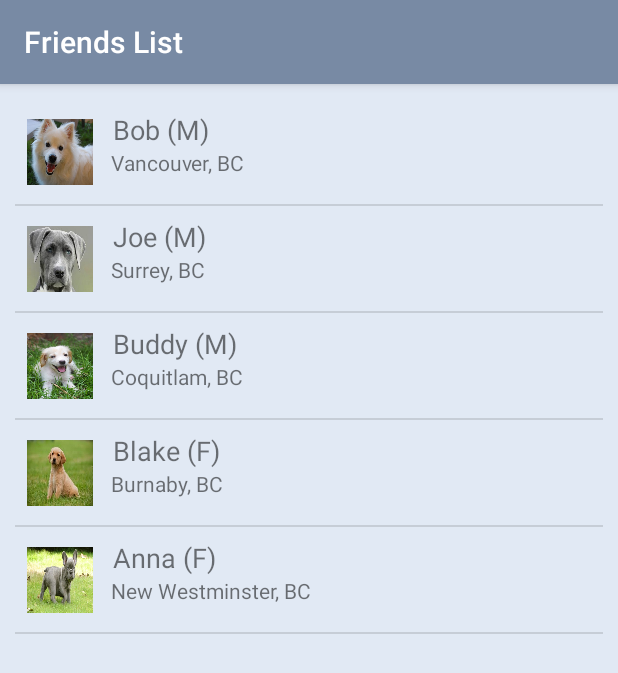
After one commit to danask/LetsBone, an Android app: the fragment UserListFragment shown on its own in the app's theme, on a phone screen of 412 x 824 dp. The commit adds this screen. Shown: the top 673 px of the screen. Run offline under Robolectric (Android 15) with nearby library versions, the phone set to English and light mode, and no system bars.

Commit message:
Added user list

```diff
--- /dev/null
+++ b/app/src/main/java/com/mobile/letsbone/ListCustomAdapter.java
@@ -0,0 +1,65 @@
+package com.mobile.letsbone;
+
+import android.view.LayoutInflater;
+import android.view.View;
+import android.view.ViewGroup;
+import android.widget.BaseAdapter;
+import android.widget.ImageView;
+import android.widget.TextView;
+
+
+import java.util.ArrayList;
+
+public class ListCustomAdapter extends BaseAdapter {
+
+    ArrayList<String> dataList = new ArrayList<>();
+    ArrayList<Integer> imageList = new ArrayList<>();
+    ArrayList<String> dataListDir = new ArrayList<>();
+
+    public ListCustomAdapter(ArrayList<String> anyDataList,
+                             ArrayList<Integer> anyImageList,
+                             ArrayList<String> anyDataListDir){
+        this.dataList = anyDataList;
+        this.imageList = anyImageList;
+        this.dataListDir = anyDataListDir;
+    }
+
+    @Override
+    public int getCount() {
+        return dataList.size();
+    }
+
+    @Override
+    public Object getItem(int position) {
+        return dataList.get(position);
+    }
+
+    @Override
+    public long getItemId(int position) {
+        return position;
+    }
+
+    @Override
+    public View getView(int position, View convertView, ViewGroup parent)
+    {
+        if(convertView == null)
+        {
+            LayoutInflater myInflater = LayoutInflater.from
+                    (parent.getContext());
+            convertView = myInflater.inflate(R.layout.user_list_layout_item, parent, false);
+        }
+
+        ImageView itemImageView = (ImageView)convertView.findViewById(R.id.imageViewItem);
+        itemImageView.setImageResource(imageList.get(position));
+
+        TextView itemTextView = (TextView)convertView.findViewById(R.id.textViewItem);
+        itemTextView.setText(dataList.get(position));
+//        if(dataList.get(position).equals())
+
+
+        TextView itemTextViewDir = (TextView)convertView.findViewById(R.id.textViewItemDir);
+        itemTextViewDir.setText(dataListDir.get(position));
+
+        return convertView;
+    }
+}
--- a/app/src/main/java/com/mobile/letsbone/MainActivity.java
+++ b/app/src/main/java/com/mobile/letsbone/MainActivity.java
@@ -166,7 +166,7 @@ public class MainActivity extends AppCompatActivity
                 fragment = new CardSwipe();
                 break;
             case R.id.nav_friendsList:
-                // TODO
+                fragment = new UserListFragment();
                 break;
             case R.id.nav_chat:
 //                fragment = new ChatMenuFragment();
--- /dev/null
+++ b/app/src/main/java/com/mobile/letsbone/UserListFragment.java
@@ -0,0 +1,166 @@
+package com.mobile.letsbone;
+
+import android.app.DatePickerDialog;
+import android.content.Context;
+import android.content.SharedPreferences;
+import android.net.Uri;
+import android.os.Bundle;
+//import android.app.Fragment;
+import android.support.v4.app.Fragment;
+import android.preference.PreferenceManager;
+import android.support.annotation.NonNull;
+import android.support.annotation.Nullable;
+import android.support.constraint.ConstraintLayout;
+import android.support.design.widget.BottomNavigationView;
+import android.support.v4.app.FragmentTransaction;
+import android.view.LayoutInflater;
+import android.view.MenuItem;
+import android.view.View;
+import android.view.ViewGroup;
+import android.widget.AdapterView;
+import android.widget.Button;
+import android.widget.DatePicker;
+import android.widget.FrameLayout;
+import android.widget.ImageButton;
+import android.widget.ListView;
+import android.widget.TextView;
+import android.widget.Toast;
+
+import java.text.SimpleDateFormat;
+import java.util.ArrayList;
+import java.util.Arrays;
+import java.util.Calendar;
+import java.util.Date;
+import java.util.Locale;
+
+public class UserListFragment extends Fragment {
+
+    private Context context;
+    private ListCustomAdapter adapter;
+    private ListView listView;
+
+    ConstraintLayout myLayout;
+    ArrayList<String> myList = new ArrayList<>(Arrays.asList(
+            "Bob (M)",
+            "Joe (M)",
+            "Buddy (M)",
+            "Blake (F)",
+            "Anna (F)"));
+    ArrayList<Integer> myImageList = new ArrayList<>(Arrays.asList(
+            R.drawable.dog1,
+            R.drawable.dog2,
+            R.drawable.dog3,
+            R.drawable.dog4,
+            R.drawable.dog5));
+
+    ArrayList<String> myDirList = new ArrayList<>(Arrays.asList(
+            "Vancouver, BC",
+            "Surrey, BC",
+            "Coquitlam, BC",
+            "Burnaby, BC",
+            "New Westminster, BC")
+    );
+
+    @Override
+    public void onAttach(Context context) {
+        super.onAttach(context);
+        this.context = context;
+    }
+
+    @Override
+    public void onViewCreated(@NonNull View view, @Nullable Bundle savedInstanceState) {
+        super.onViewCreated(view, savedInstanceState);
+
+        getActivity().setTitle("Friends List");
+
+
+//        loadListView(view);
+//        onClickEvent(view);
+    }
+
+
+    @Nullable
+    @Override
+    public View onCreateView(@NonNull LayoutInflater inflater, @Nullable ViewGroup container,
+                             @Nullable Bundle savedInstanceState) {
+        View view = inflater.inflate(R.layout.fragment_user_list, container, false);
+
+        listView = (ListView) view.findViewById(R.id.list_view);  // list on list fragment
+
+        adapter = new ListCustomAdapter(myList, myImageList, myDirList);
+        listView.setAdapter(adapter);
+
+
+        listView.setOnItemClickListener(new AdapterView.OnItemClickListener() {
+            @Override
+            public void onItemClick(AdapterView<?> parent, View view, int position, long id) {
+                Object listItem = listView.getItemAtPosition(position);
+
+                FragmentTransaction ft = getFragmentManager().beginTransaction();
+                ft.replace(R.id.content_main, new SocketFragment());
+                ft.commit();
+
+                //Toast.makeText(getActivity(), "selected chat "+position, Toast.LENGTH_SHORT).show();
+            }
+        });
+
+        return view;
+    }
+
+
+    private void loadListView(View view)
+    {
+        adapter = new ListCustomAdapter(myList, myImageList, myDirList);
+        listView.setAdapter(adapter);
+
+//        Button addButton = (Button)view.findViewById(R.id.addExpenseItemButton);
+//        ImageButton calButton = (ImageButton)view.findViewById(R.id.imageCalendarButton);
+//        final TextView textViewDate = (TextView)view.findViewById(R.id.textViewChosenDate);
+
+//        // Default date
+//        String formattedDate = new SimpleDateFormat("MM/dd/yyyy", Locale.getDefault()).format(new Date());
+//        textViewDate.setText(formattedDate);
+//        date = formattedDate;
+
+        // Calendar event
+//        calButton.setOnClickListener(new View.OnClickListener() {
+//            @Override
+//            public void onClick(View v) {
+//
+//                Calendar c = Calendar.getInstance();
+//                int year = c.get(Calendar.YEAR);
+//                int month = c.get(Calendar.MONTH);
+//                int day = c.get(Calendar.DAY_OF_MONTH);
+//
+//                datePickerDialog = new DatePickerDialog(getActivity(),
+//
+//                        new DatePickerDialog.OnDateSetListener() {
+//                            @Override
+//                            public void onDateSet(DatePicker view, int year, int month, int dayOfMonth) {
+////                                Toast.makeText(getActivity(), dayOfMonth +"", Toast.LENGTH_SHORT).show();
+//                                String tempDate = ((month < 9)? "0"+(month+1): month+1) + "/" + ((dayOfMonth < 10)? "0"+(dayOfMonth): dayOfMonth) + "/" + year;
+//
+//                                textViewDate.setText(tempDate);
+//                                date = tempDate;  // to save
+//                                loadRecordFromDB(listView, tempDate); // reload
+//                            }
+//                        },
+//                        year, month, day);
+//                datePickerDialog.show();
+//
+//            }
+//        });
+
+        // load records
+//        loadRecordFromDB(listView, date);
+
+//        // Add new items
+//        addButton.setOnClickListener(new View.OnClickListener() {
+//            @Override
+//            public void onClick(View view) {
+//
+//                addNewRecord(listView);
+//            }
+//        });
+    }
+}
--- /dev/null
+++ b/app/src/main/res/layout/fragment_user_list.xml
@@ -0,0 +1,18 @@
+<?xml version="1.0" encoding="utf-8"?>
+<FrameLayout xmlns:android="http://schemas.android.com/apk/res/android"
+    xmlns:tools="http://schemas.android.com/tools"
+    android:layout_width="match_parent"
+    android:layout_height="match_parent"
+    android:background="@color/blueLightBackground"
+    tools:context=".UserListFragment">
+
+    <!-- TODO: Update blank fragment layout -->
+
+    <ListView
+        android:id="@+id/list_view"
+        android:layout_width="match_parent"
+        android:layout_height="match_parent"
+        android:layout_alignParentTop="true"
+        android:layout_alignParentEnd="true"
+        android:padding="10sp" />
+</FrameLayout>
--- /dev/null
+++ b/app/src/main/res/layout/user_list_layout_item.xml
@@ -0,0 +1,47 @@
+<?xml version="1.0" encoding="utf-8"?>
+<android.support.constraint.ConstraintLayout xmlns:android="http://schemas.android.com/apk/res/android"
+    xmlns:app="http://schemas.android.com/apk/res-auto"
+    xmlns:tools="http://schemas.android.com/tools"
+    android:id="@+id/itemLayout"
+    android:layout_width="match_parent"
+    android:layout_height="70dp"
+    android:layout_marginTop="10dp">
+
+    <ImageView
+        android:id="@+id/imageViewItem"
+        android:layout_width="44dp"
+        android:layout_height="46dp"
+        android:layout_marginStart="8dp"
+        android:layout_marginTop="8dp"
+        android:layout_marginBottom="8dp"
+        app:layout_constraintBottom_toBottomOf="parent"
+        app:layout_constraintStart_toStartOf="parent"
+        app:layout_constraintTop_toTopOf="parent"
+        app:srcCompat="@mipmap/ic_launcher" />
+
+    <TextView
+        android:id="@+id/textViewItem"
+        android:layout_width="278dp"
+        android:layout_height="wrap_content"
+        android:layout_marginStart="12dp"
+        android:layout_marginTop="8dp"
+        android:layout_marginEnd="8dp"
+        android:textSize="18sp"
+        app:layout_constraintEnd_toEndOf="parent"
+        app:layout_constraintHorizontal_bias="0.028"
+        app:layout_constraintStart_toEndOf="@+id/imageViewItem"
+        app:layout_constraintTop_toTopOf="parent" />
+
+    <TextView
+        android:id="@+id/textViewItemDir"
+        android:layout_width="271dp"
+        android:layout_height="25dp"
+        android:layout_marginStart="12dp"
+        android:layout_marginLeft="12dp"
+        android:layout_marginTop="8dp"
+        android:layout_marginBottom="8dp"
+        app:layout_constraintBottom_toBottomOf="parent"
+        app:layout_constraintStart_toEndOf="@+id/imageViewItem"
+        app:layout_constraintTop_toTopOf="parent"
+        app:layout_constraintVertical_bias="0.862" />
+</android.support.constraint.ConstraintLayout>
--- a/app/src/main/res/values/dimens.xml
+++ b/app/src/main/res/values/dimens.xml
@@ -1,7 +1,7 @@
 <resources>
     <!-- Default screen margins, per the Android Design guidelines. -->
-    <dimen name="activity_horizontal_margin">16dp</dimen>
-    <dimen name="activity_vertical_margin">16dp</dimen>
+    <dimen name="activity_horizontal_margin">8dp</dimen>
+    <dimen name="activity_vertical_margin">8dp</dimen>
     <dimen name="nav_header_vertical_spacing">8dp</dimen>
     <dimen name="nav_header_height">176dp</dimen>
     <dimen name="fab_margin">16dp</dimen>
```
Also changed, not shown: app/src/main/java/com/mobile/letsbone/ChatMenuFragment.java (deleted, +0 -135 lines), app/src/main/java/com/mobile/letsbone/ChatTabFragment.java (+80 -1 lines), app/src/main/java/com/mobile/letsbone/SocketFragment.java (+17 -12 lines), app/src/main/res/layout/chat_tabs.xml (+14 -0 lines), app/src/main/res/layout/fragment_chat.xml (+22 -7 lines), app/src/main/res/menu/navigation.xml (+10 -9 lines).
